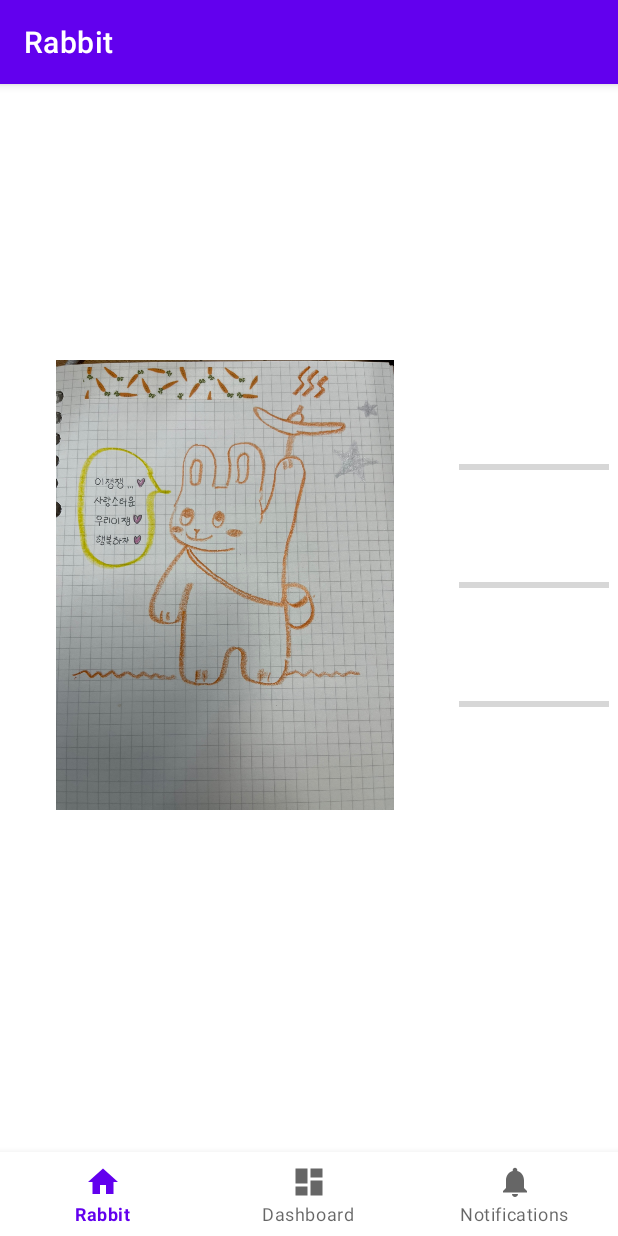
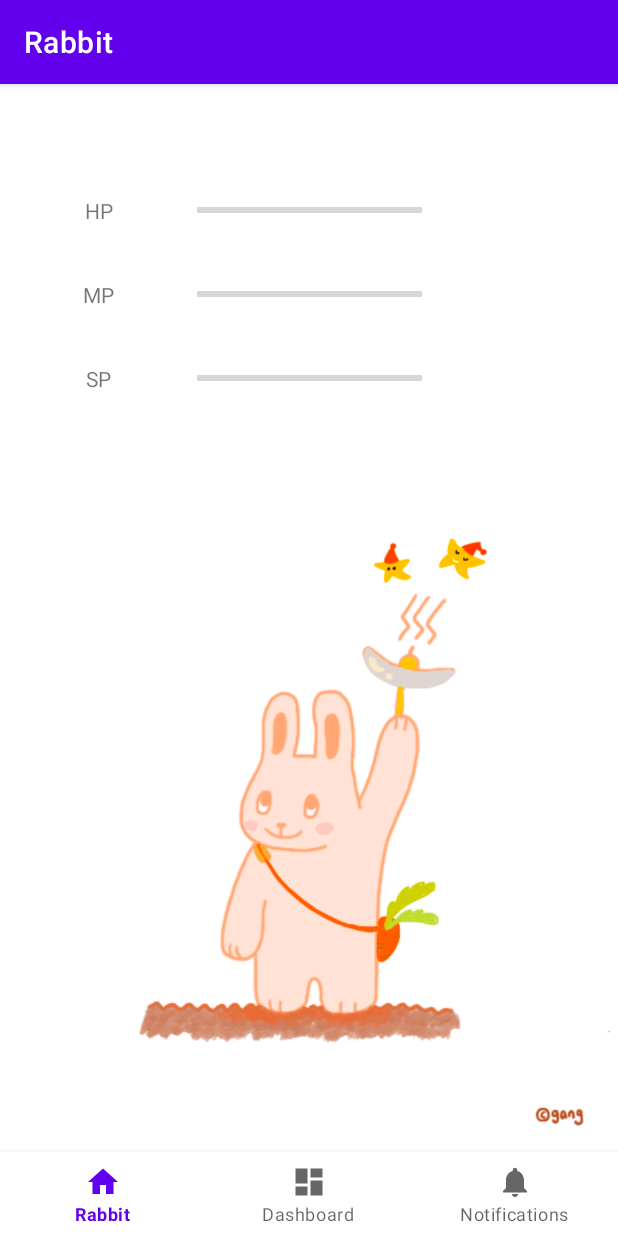
Before and after one commit to jslee314/MyRabbit, an Android app: the screen it shows after launch (MainActivity), on a phone screen of 412 x 824 dp. Run offline under Robolectric (Android 15) with nearby library versions, the phone set to English and light mode, and no system bars; our stand-ins replace navigation-ui.

Commit message:
rabbit fragment image와 progressbar 삽입

```diff
--- a/app/src/main/java/com/jslee314/myRabbit/MainActivity.kt
+++ b/app/src/main/java/com/jslee314/myRabbit/MainActivity.kt
@@ -26,7 +26,7 @@ class MainActivity : AppCompatActivity() {
         // menu should be considered as top level destinations.
         val appBarConfiguration = AppBarConfiguration(
             setOf(
-                R.id.navigation_rabbit, R.id.navigation_dashboard, R.id.navigation_notifications
+                R.id.navigation_main, R.id.navigation_dashboard, R.id.navigation_notifications
             )
         )
         setupActionBarWithNavController(navController, appBarConfiguration)
--- /dev/null
+++ b/app/src/main/java/com/jslee314/myRabbit/model/Point.kt
@@ -0,0 +1,8 @@
+package com.jslee314.myRabbit.model
+
+data class Point (
+    var health: Int, // HP
+    var mind: Int, // MP (Mana)
+    var social: Int, // SP (Skill)
+    //var attack: Int  // AP
+)
--- a/app/src/main/java/com/jslee314/myRabbit/ui/rabbit/RabbitFragment.kt
+++ b/app/src/main/java/com/jslee314/myRabbit/ui/main/MainFragment.kt
@@ -1,4 +1,4 @@
-package com.jslee314.myRabbit.ui.rabbit
+package com.jslee314.myRabbit.ui.main
 
 import android.os.Bundle
 import android.view.LayoutInflater
@@ -7,11 +7,11 @@ import android.view.ViewGroup
 import android.widget.TextView
 import androidx.fragment.app.Fragment
 import androidx.lifecycle.ViewModelProvider
-import com.jslee314.myRabbit.databinding.FragmentRabbitBinding
+import com.jslee314.myRabbit.databinding.FragmentMainBinding
 
-class RabbitFragment : Fragment() {
+class MainFragment : Fragment() {
 
-    private var _binding: FragmentRabbitBinding? = null
+    private var _binding: FragmentMainBinding? = null
 
     // This property is only valid between onCreateView and onDestroyView.
     private val binding get() = _binding!!
@@ -21,14 +21,14 @@ class RabbitFragment : Fragment() {
         container: ViewGroup?,
         savedInstanceState: Bundle?
     ): View {
-        val rabbitViewModel =
-            ViewModelProvider(this).get(RabbitViewModel::class.java)
+        val mainViewModel =
+            ViewModelProvider(this).get(MainViewModel::class.java)
 
-        _binding = FragmentRabbitBinding.inflate(inflater, container, false)
+        _binding = FragmentMainBinding.inflate(inflater, container, false)
         val root: View = binding.root
 
         val textView: TextView = binding.textHome
-        rabbitViewModel.text.observe(viewLifecycleOwner) {
+        mainViewModel.text.observe(viewLifecycleOwner) {
            // textView.text = it
         }
         return root
--- a/app/src/main/java/com/jslee314/myRabbit/ui/rabbit/RabbitViewModel.kt
+++ b/app/src/main/java/com/jslee314/myRabbit/ui/main/MainViewModel.kt
@@ -1,10 +1,10 @@
-package com.jslee314.myRabbit.ui.rabbit
+package com.jslee314.myRabbit.ui.main
 
 import androidx.lifecycle.LiveData
 import androidx.lifecycle.MutableLiveData
 import androidx.lifecycle.ViewModel
 
-class RabbitViewModel : ViewModel() {
+class MainViewModel : ViewModel() {
 
     private val _text = MutableLiveData<String>().apply {
         value = "This is home Fragment"
--- /dev/null
+++ b/app/src/main/res/layout/fragment_main.xml
@@ -0,0 +1,94 @@
+<?xml version="1.0" encoding="utf-8"?>
+<androidx.constraintlayout.widget.ConstraintLayout
+    xmlns:android="http://schemas.android.com/apk/res/android"
+    xmlns:app="http://schemas.android.com/apk/res-auto"
+    xmlns:tools="http://schemas.android.com/tools"
+    android:layout_width="match_parent"
+    android:layout_height="match_parent"
+    tools:context=".ui.main.MainFragment">
+
+    <TextView
+        android:id="@+id/textViewHP"
+        style="@style/Widget.AppCompat.TextView"
+        android:layout_width="wrap_content"
+        android:layout_height="wrap_content"
+        android:text="@string/hp"
+        app:layout_constraintBottom_toBottomOf="@id/progressBarHP"
+        app:layout_constraintEnd_toStartOf="@id/progressBarHP"
+        app:layout_constraintStart_toStartOf="parent"
+        app:layout_constraintTop_toTopOf="@id/progressBarHP" />
+
+    <ProgressBar
+        android:id="@+id/progressBarHP"
+        style="?android:attr/progressBarStyleHorizontal"
+        android:layout_width="150dp"
+        android:layout_height="wrap_content"
+        android:layout_margin="20dp"
+        app:layout_constraintBottom_toTopOf="@+id/progressBarMP"
+        app:layout_constraintEnd_toEndOf="parent"
+        app:layout_constraintStart_toStartOf="parent"
+        app:layout_constraintTop_toTopOf="parent" />
+
+    <TextView
+        android:id="@+id/textViewMP"
+        android:layout_width="wrap_content"
+        android:layout_height="wrap_content"
+        android:text="@string/mp"
+        app:layout_constraintStart_toStartOf="parent"
+        app:layout_constraintEnd_toStartOf="@id/progressBarMP"
+        app:layout_constraintTop_toTopOf="@id/progressBarMP"
+        app:layout_constraintBottom_toBottomOf="@id/progressBarMP"/>
+
+    <ProgressBar
+        android:id="@+id/progressBarMP"
+        style="?android:attr/progressBarStyleHorizontal"
+        android:layout_width="150dp"
+        android:layout_height="wrap_content"
+        android:layout_margin="20dp"
+        app:layout_constraintBottom_toTopOf="@+id/progressBarSP"
+        app:layout_constraintEnd_toEndOf="@+id/progressBarHP"
+        app:layout_constraintStart_toStartOf="@+id/progressBarHP"
+        app:layout_constraintTop_toBottomOf="@+id/progressBarHP" />
+
+    <TextView
+        android:id="@+id/textViewSP"
+        android:layout_width="wrap_content"
+        android:layout_height="wrap_content"
+        android:text="@string/sp"
+        app:layout_constraintStart_toStartOf="parent"
+        app:layout_constraintEnd_toStartOf="@id/progressBarSP"
+        app:layout_constraintTop_toTopOf="@id/progressBarSP"
+        app:layout_constraintBottom_toBottomOf="@id/progressBarSP"/>
+
+    <ProgressBar
+        android:id="@+id/progressBarSP"
+        style="?android:attr/progressBarStyleHorizontal"
+        android:layout_width="150dp"
+        android:layout_height="wrap_content"
+        android:layout_margin="20dp"
+        app:layout_constraintBottom_toTopOf="@+id/imageView"
+        app:layout_constraintEnd_toEndOf="@+id/progressBarHP"
+        app:layout_constraintStart_toStartOf="@+id/progressBarHP"
+        app:layout_constraintTop_toBottomOf="@+id/progressBarMP" />
+
+    <ImageView
+        android:id="@+id/imageView"
+        android:layout_width="0dp"
+        android:layout_height="0dp"
+        app:layout_constraintStart_toStartOf="parent"
+        app:layout_constraintEnd_toEndOf="parent"
+        app:layout_constraintTop_toBottomOf="@id/progressBarSP"
+        app:layout_constraintBottom_toBottomOf="parent"
+        android:src="@drawable/rabbit_main" />
+
+    <TextView
+        android:id="@+id/text_home"
+        android:layout_width="match_parent"
+        android:layout_height="wrap_content"
+        android:textAlignment="center"
+        android:textSize="20sp"
+        app:layout_constraintEnd_toEndOf="parent"
+        app:layout_constraintStart_toStartOf="parent"
+        app:layout_constraintTop_toBottomOf="@+id/imageView"
+        app:layout_constraintBottom_toBottomOf="parent" />
+</androidx.constraintlayout.widget.ConstraintLayout>
--- a/app/src/main/res/layout/fragment_rabbit.xml
+++ /dev/null
@@ -1,59 +0,0 @@
-<?xml version="1.0" encoding="utf-8"?>
-<androidx.constraintlayout.widget.ConstraintLayout
-    xmlns:android="http://schemas.android.com/apk/res/android"
-    xmlns:app="http://schemas.android.com/apk/res-auto"
-    xmlns:tools="http://schemas.android.com/tools"
-    android:layout_width="match_parent"
-    android:layout_height="match_parent"
-    tools:context=".ui.rabbit.RabbitFragment">
-
-    <ProgressBar
-        android:id="@+id/progressBarHP"
-        style="?android:attr/progressBarStyleHorizontal"
-        android:layout_width="100dp"
-        android:layout_height="wrap_content"
-        app:layout_constraintBottom_toTopOf="@+id/progressBarMP"
-        app:layout_constraintEnd_toEndOf="parent"
-        app:layout_constraintStart_toEndOf="@+id/imageView"
-        app:layout_constraintTop_toTopOf="@id/imageView" />
-
-    <ProgressBar
-        android:id="@+id/progressBarMP"
-        style="?android:attr/progressBarStyleHorizontal"
-        android:layout_width="100dp"
-        android:layout_height="wrap_content"
-        app:layout_constraintBottom_toTopOf="@+id/progressBarSP"
-        app:layout_constraintEnd_toEndOf="@+id/progressBarHP"
-        app:layout_constraintStart_toStartOf="@+id/progressBarHP"
-        app:layout_constraintTop_toBottomOf="@+id/progressBarHP" />
-
-    <ProgressBar
-        android:id="@+id/progressBarSP"
-        style="?android:attr/progressBarStyleHorizontal"
-        android:layout_width="100dp"
-        android:layout_height="wrap_content"
-        app:layout_constraintBottom_toBottomOf="@+id/imageView"
-        app:layout_constraintEnd_toEndOf="@+id/progressBarHP"
-        app:layout_constraintStart_toStartOf="@+id/progressBarHP"
-        app:layout_constraintTop_toBottomOf="@+id/progressBarMP" />
-
-    <ImageView
-        android:id="@+id/imageView"
-        android:layout_width="300dp"
-        android:layout_height="300dp"
-        app:layout_constraintBottom_toTopOf="@+id/text_home"
-        app:layout_constraintStart_toStartOf="parent"
-        app:layout_constraintTop_toTopOf="parent"
-        android:src="@drawable/rabbit" />
-
-    <TextView
-        android:id="@+id/text_home"
-        android:layout_width="match_parent"
-        android:layout_height="wrap_content"
-        android:textAlignment="center"
-        android:textSize="20sp"
-        app:layout_constraintEnd_toEndOf="parent"
-        app:layout_constraintStart_toStartOf="parent"
-        app:layout_constraintTop_toBottomOf="@+id/imageView"
-        app:layout_constraintBottom_toBottomOf="parent" />
-</androidx.constraintlayout.widget.ConstraintLayout>
--- a/app/src/main/res/menu/bottom_nav_menu.xml
+++ b/app/src/main/res/menu/bottom_nav_menu.xml
@@ -2,7 +2,7 @@
 <menu xmlns:android="http://schemas.android.com/apk/res/android">
 
     <item
-        android:id="@+id/navigation_rabbit"
+        android:id="@+id/navigation_main"
         android:icon="@drawable/ic_home_black_24dp"
         android:title="@string/title_rabbit" />
 
--- a/app/src/main/res/navigation/mobile_navigation.xml
+++ b/app/src/main/res/navigation/mobile_navigation.xml
@@ -3,13 +3,13 @@
     xmlns:app="http://schemas.android.com/apk/res-auto"
     xmlns:tools="http://schemas.android.com/tools"
     android:id="@+id/mobile_navigation"
-    app:startDestination="@+id/navigation_rabbit">
+    app:startDestination="@+id/navigation_main">
 
     <fragment
-        android:id="@+id/navigation_rabbit"
-        android:name="com.jslee314.myRabbit.ui.rabbit.RabbitFragment"
+        android:id="@+id/navigation_main"
+        android:name="com.jslee314.myRabbit.ui.main.MainFragment"
         android:label="@string/title_rabbit"
-        tools:layout="@layout/fragment_rabbit" />
+        tools:layout="@layout/fragment_main" />
 
     <fragment
         android:id="@+id/navigation_dashboard"
--- a/app/src/main/res/values/strings.xml
+++ b/app/src/main/res/values/strings.xml
@@ -3,4 +3,7 @@
     <string name="title_rabbit">Rabbit</string>
     <string name="title_dashboard">Dashboard</string>
     <string name="title_notifications">Notifications</string>
+    <string name="hp">HP</string>
+    <string name="sp">SP</string>
+    <string name="mp">MP</string>
 </resources>
```
Also changed, not shown: app/src/main/res/drawable/rabbit_main.png (added).
